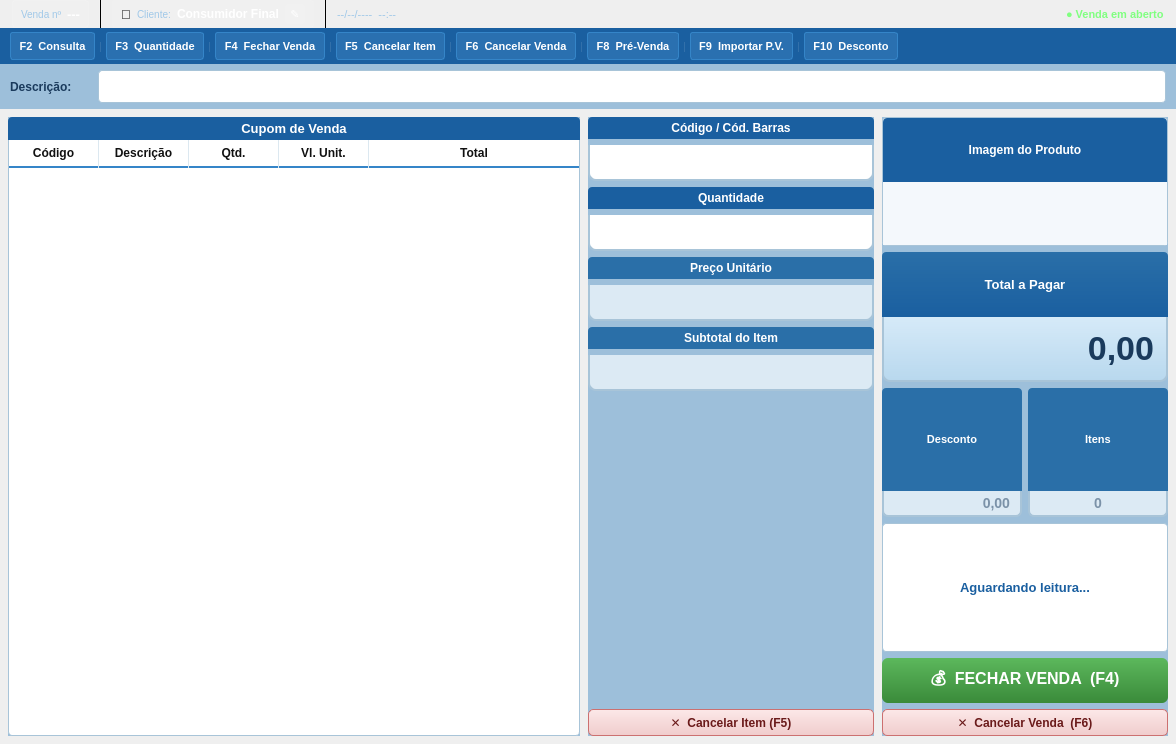
Qt form ui/venda/frente_venda.ui (iuryruansc/cspdv) before a commit.
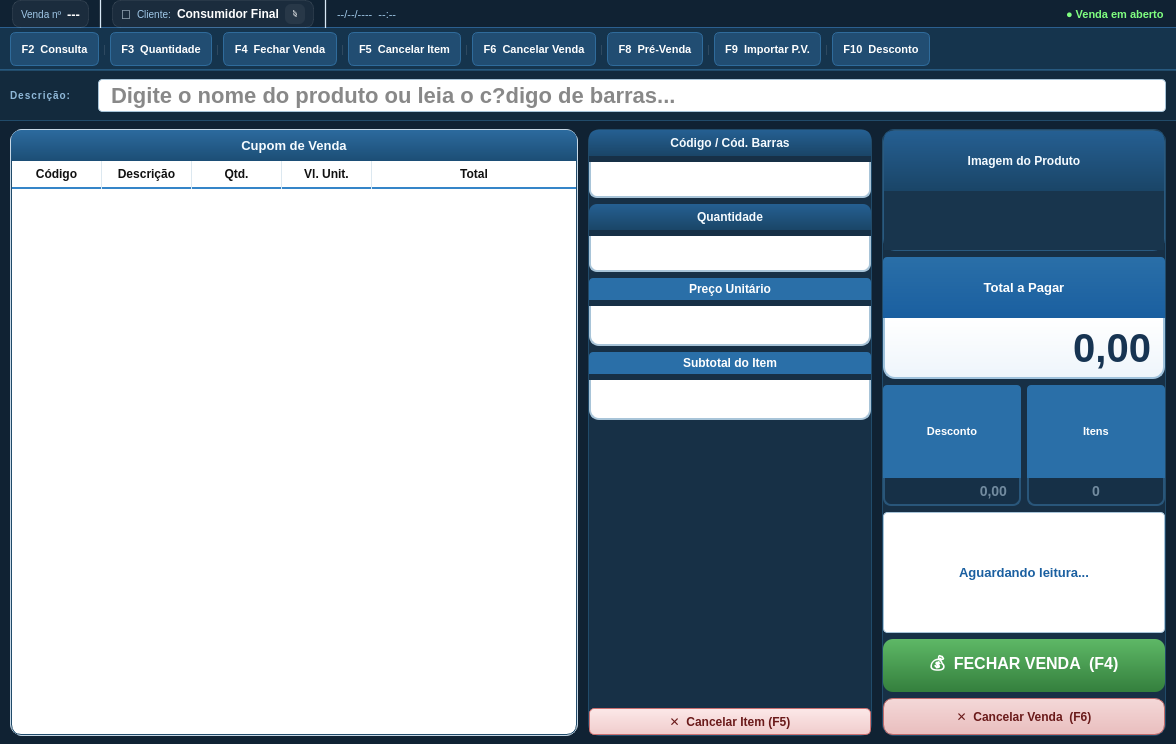
The same form after that commit.

Commit message: view para vendas

What changed in the file:
```diff
--- a/ui/venda/frente_venda.ui
+++ b/ui/venda/frente_venda.ui
@@ -14,7 +14,7 @@
    <string>CSPdv - Frente de Venda</string>
   </property>
   <property name="styleSheet">
-   <string notr="true">QWidget { font-family: Arial; }</string>
+   <string notr="true">QWidget { font-family: Arial; background-color: #102233; color: #d7e8f6; } QLabel { background-color: transparent; }</string>
   </property>
   <layout class="QVBoxLayout" name="mainVLayout">
    <property name="spacing">
@@ -40,7 +40,8 @@
       <string notr="true">
        QFrame#frameInfoVenda {
         background: qlineargradient(x1:0,y1:0,x2:0,y2:1,
-         stop:0 #3585c8, stop:1 #1a5fa0);
+         stop:0 #2f79bf, stop:1 #1c4f7c);
+        border-bottom: 1px solid #2b5f8f;
        }
       </string>
      </property>
@@ -54,7 +55,7 @@
       <!-- Número da venda -->
       <item>
        <widget class="QFrame" name="frameNumVenda">
-        <property name="styleSheet"><string notr="true">QFrame#frameNumVenda{background-color:rgba(255,255,255,15);border:1px solid rgba(255,255,255,30);border-radius:3px;}</string></property>
+        <property name="styleSheet"><string notr="true">QFrame#frameNumVenda{background-color:rgba(255,255,255,12);border:1px solid rgba(255,255,255,20);border-radius:8px;}</string></property>
         <layout class="QHBoxLayout" name="numVendaHL">
          <property name="spacing"><number>5</number></property>
          <property name="leftMargin"><number>8</number></property>
@@ -80,7 +81,7 @@
       <!-- Cliente associado -->
       <item>
        <widget class="QFrame" name="frameClienteVenda">
-        <property name="styleSheet"><string notr="true">QFrame#frameClienteVenda{background-color:rgba(255,255,255,10);border:1px solid rgba(255,255,255,20);border-radius:3px;}</string></property>
+        <property name="styleSheet"><string notr="true">QFrame#frameClienteVenda{background-color:rgba(255,255,255,12);border:1px solid rgba(255,255,255,20);border-radius:8px;}</string></property>
         <layout class="QHBoxLayout" name="clienteVendaHL">
          <property name="spacing"><number>6</number></property>
          <property name="leftMargin"><number>8</number></property>
@@ -95,7 +96,7 @@
            <property name="text"><string>&#9998;</string></property>
            <property name="minimumSize"><size><width>20</width><height>20</height></size></property>
            <property name="maximumSize"><size><width>20</width><height>20</height></size></property>
-           <property name="styleSheet"><string notr="true">QPushButton{background-color:rgba(255,255,255,15);color:white;font-size:11px;border:none;border-radius:3px;}QPushButton:hover{background-color:rgba(255,255,255,30);}QPushButton:pressed{background-color:rgba(255,255,255,10);}</string></property>
+           <property name="styleSheet"><string notr="true">QPushButton{background-color:rgba(255,255,255,14);color:white;font-size:11px;border:none;border-radius:6px;padding:3px 8px;}QPushButton:hover{background-color:rgba(255,255,255,24);}QPushButton:pressed{background-color:rgba(255,255,255,8);}</string></property>
           </widget>
          </item>
         </layout>
@@ -142,16 +143,16 @@
     <widget class="QFrame" name="frameAtalhos">
      <property name="styleSheet">
       <string notr="true">
-       QFrame#frameAtalhos { background-color: #1a5fa0; }
+       QFrame#frameAtalhos { background-color: #15344d; border-bottom: 1px solid #27597f; }
        QPushButton {
-        background-color: #2a70b0;
+        background-color: #214d72;
         color: white;
         font-size: 11px;
         font-weight: bold;
-        border: 1px solid #3585c8;
-        border-radius: 3px;
-        padding: 2px 8px;
-        min-height: 22px;
+        border: 1px solid #2f6b9b;
+        border-radius: 6px;
+        padding: 4px 10px;
+        min-height: 24px;
        }
        QPushButton:hover  { background-color: #3585c8; }
        QPushButton:pressed{ background-color: #1a5090; }
@@ -344,7 +345,7 @@
    <item>
     <widget class="QFrame" name="frameDescricao">
      <property name="styleSheet">
-      <string notr="true">QFrame#frameDescricao { background-color: #9dbfda; }</string>
+      <string notr="true">QFrame#frameDescricao { background-color: #132a3d; border-top: 1px solid #214b6a; border-bottom: 1px solid #214b6a; }</string>
      </property>
      <layout class="QHBoxLayout" name="descricaoHLayout">
       <property name="spacing">
@@ -354,18 +355,18 @@
        <number>10</number>
       </property>
       <property name="topMargin">
-       <number>6</number>
+       <number>8</number>
       </property>
       <property name="rightMargin">
        <number>10</number>
       </property>
       <property name="bottomMargin">
-       <number>6</number>
+       <number>8</number>
       </property>
       <item>
        <widget class="QLabel" name="lblDescricaoLabel">
         <property name="styleSheet">
-         <string notr="true">font-size:12px;font-weight:bold;color:#1a3a5c;min-width:80px;</string>
+         <string notr="true">font-size:10px;font-weight:bold;color:#8fb8d8;letter-spacing:1px;min-width:80px;</string>
         </property>
         <property name="text">
          <string>Descrição:</string>
@@ -374,6 +375,9 @@
       </item>
       <item>
        <widget class="QLineEdit" name="lineEditDescricaoProduto">
+        <property name="placeholderText">
+         <string>Digite o nome do produto ou leia o c?digo de barras...</string>
+        </property>
         <property name="styleSheet">
          <string notr="true">
           QLineEdit {
@@ -396,18 +400,18 @@
     </widget>
    </item>
    <item>
-    <layout class="QHBoxLayout" name="mainHLayout" stretch="2,1,1">
+    <layout class="QHBoxLayout" name="mainHLayout" stretch="6,3,3">
      <property name="spacing">
-      <number>8</number>
+      <number>10</number>
      </property>
      <property name="leftMargin">
-      <number>8</number>
+      <number>10</number>
      </property>
      <property name="topMargin">
       <number>8</number>
      </property>
      <property name="rightMargin">
-      <number>8</number>
+      <number>10</number>
      </property>
      <property name="bottomMargin">
       <number>8</number>
@@ -415,7 +419,7 @@
      <item>
       <widget class="QFrame" name="frameCupom">
        <property name="styleSheet">
-        <string notr="true">QFrame#frameCupom{background-color:#9dbfda;}</string>
+        <string notr="true">QFrame#frameCupom{background-color:#f7fbff;border:1px solid #c7d8e6;border-radius:12px;}</string>
        </property>
        <layout class="QVBoxLayout" name="cupomVLayout">
         <property name="spacing">
@@ -436,7 +440,7 @@
         <item>
          <widget class="QLabel" name="lblCupomHeader">
           <property name="styleSheet">
-           <string notr="true">QLabel{background-color:#1a5fa0;color:white;font-size:13px;font-weight:bold;padding:4px 8px;border-top-left-radius:4px;border-top-right-radius:4px;}</string>
+           <string notr="true">QLabel{background:qlineargradient(x1:0,y1:0,x2:0,y2:1,stop:0 #2c6a9e,stop:1 #1c4e75);color:#f5fbff;font-size:13px;font-weight:bold;padding:8px 12px;border-top-left-radius:10px;border-top-right-radius:10px;}</string>
           </property>
           <property name="text">
            <string>Cupom de Venda</string>
@@ -450,10 +454,10 @@
          <widget class="QTableWidget" name="tableCupom">
           <property name="styleSheet">
            <string notr="true">
-             QTableWidget{background-color:#ffffff;alternate-background-color:#f2f8fc;border:1px solid #a8c4d8;border-top:none;border-bottom-left-radius:4px;border-bottom-right-radius:4px;font-size:12px;gridline-color:#dce8f0;outline:0;}
-             QTableWidget::item{padding:3px 6px;color:#111111;}
-             QTableWidget::item:selected{background-color:#3585c8;color:#ffffff;}
-             QTableWidget::item:hover:!selected{background-color:#ddeef8;}
+             QTableWidget{background-color:#ffffff;alternate-background-color:#f5f9fc;border:1px solid #214b6a;border-top:none;border-bottom-left-radius:10px;border-bottom-right-radius:10px;font-size:12px;gridline-color:#d8e4ee;outline:0;color:#111111;}
+             QTableWidget::item{padding:4px 8px;color:#111111;}
+             QTableWidget::item:selected{background-color:#2a6fa8;color:#ffffff;}
+             QTableWidget::item:hover:!selected{background-color:#e8f2fa;}
              QHeaderView::section:horizontal{background-color:#ffffff;color:#111111;font-size:12px;font-weight:bold;padding:4px 6px;border:none;border-right:1px solid #dce8f0;border-bottom:2px solid #3585c8;}
              QHeaderView::section:horizontal:last{border-right:none;}
              QHeaderView::section:horizontal:checked{background-color:#ffffff;color:#111111;}
@@ -544,7 +548,7 @@
      <item>
       <widget class="QFrame" name="frameCampos">
        <property name="styleSheet">
-        <string notr="true">QFrame#frameCampos{background-color:#9dbfda;}</string>
+        <string notr="true">QFrame#frameCampos{background-color:#173046;border:1px solid #214b6a;border-radius:12px;}</string>
        </property>
        <layout class="QVBoxLayout" name="camposVLayout">
         <property name="spacing">
@@ -565,7 +569,7 @@
         <item>
          <widget class="QLabel" name="lblCodigoHeader">
           <property name="styleSheet">
-           <string notr="true">QLabel{background-color:#1a5fa0;color:white;font-weight:bold;font-size:12px;padding:4px 8px;border-top-left-radius:4px;border-top-right-radius:4px;}</string>
+           <string notr="true">QLabel{background:qlineargradient(x1:0,y1:0,x2:0,y2:1,stop:0 #255f92,stop:1 #1a4567);color:#f5fbff;font-weight:bold;font-size:12px;padding:6px 10px;border-top-left-radius:8px;border-top-right-radius:8px;}</string>
           </property>
           <property name="text">
            <string>Código / Cód. Barras</string>
@@ -592,7 +596,7 @@
         <item>
          <widget class="QLabel" name="lblQuantidadeHeader">
           <property name="styleSheet">
-           <string notr="true">QLabel{background-color:#1a5fa0;color:white;font-weight:bold;font-size:12px;padding:4px 8px;border-top-left-radius:4px;border-top-right-radius:4px;}</string>
+           <string notr="true">QLabel{background:qlineargradient(x1:0,y1:0,x2:0,y2:1,stop:0 #255f92,stop:1 #1a4567);color:#f5fbff;font-weight:bold;font-size:12px;padding:6px 10px;border-top-left-radius:8px;border-top-right-radius:8px;}</string>
           </property>
           <property name="text">
            <string>Quantidade</string>
@@ -633,8 +637,8 @@
          <widget class="QLineEdit" name="lineEditPrecoUnitario">
           <property name="styleSheet">
            <string notr="true">
-             QLineEdit{background-color:#dceaf4;border:2px solid #a8c4d8;border-top:none;border-bottom-left-radius:8px;border-bottom-right-radius:8px;font-size:20px;font-weight:bold;color:#1a3a5c;padding:4px 10px;}
-             QLineEdit:hover{background-color:#cfe0ee;border-color:#7aafc8;border-top:none;}
+             QLineEdit{background-color:#ffffff;border:2px solid #a8c4d8;border-top:none;border-bottom-left-radius:10px;border-bottom-right-radius:10px;font-size:20px;font-weight:bold;color:#1a1a1a;padding:6px 12px;}
+             QLineEdit:hover{background-color:#f7fbff;border-color:#7aafc8;border-top:none;}
             </string>
           </property>
           <property name="alignment">
@@ -662,8 +666,8 @@
          <widget class="QLineEdit" name="lineEditSubtotalItem">
           <property name="styleSheet">
            <string notr="true">
-             QLineEdit{background-color:#dceaf4;border:2px solid #a8c4d8;border-top:none;border-bottom-left-radius:8px;border-bottom-right-radius:8px;font-size:20px;font-weight:bold;color:#1a3a5c;padding:4px 10px;}
-             QLineEdit:hover{background-color:#cfe0ee;border-color:#7aafc8;border-top:none;}
+             QLineEdit{background-color:#ffffff;border:2px solid #a8c4d8;border-top:none;border-bottom-left-radius:10px;border-bottom-right-radius:10px;font-size:20px;font-weight:bold;color:#1a1a1a;padding:6px 12px;}
+             QLineEdit:hover{background-color:#f7fbff;border-color:#7aafc8;border-top:none;}
             </string>
           </property>
           <property name="alignment">
@@ -710,7 +714,7 @@
      <item>
       <widget class="QFrame" name="frameRightPanel">
        <property name="styleSheet">
-        <string notr="true">QFrame#frameRightPanel{background-color:#9dbfda;}</string>
+        <string notr="true">QFrame#frameRightPanel{background-color:#173046;border:1px solid #214b6a;border-radius:12px;}</string>
        </property>
        <layout class="QVBoxLayout" name="rightPanelVLayout">
         <property name="spacing">
@@ -731,7 +735,7 @@
         <item>
          <widget class="QFrame" name="frameImagem">
           <property name="styleSheet">
-           <string notr="true">QFrame#frameImagem{background-color:#ffffff;border:1px solid #a8c4d8;border-radius:4px;}</string>
+           <string notr="true">QFrame#frameImagem{background-color:#102233;border:1px solid #2a5a80;border-radius:12px;}</string>
           </property>
           <layout class="QVBoxLayout" name="imagemVLayout">
            <property name="spacing">
@@ -752,7 +756,7 @@
            <item>
             <widget class="QLabel" name="lblImagemHeader">
              <property name="styleSheet">
-              <string notr="true">QLabel{background-color:#1a5fa0;color:white;font-weight:bold;font-size:12px;padding:4px 8px;border-top-left-radius:4px;border-top-right-radius:4px;}</string>
+              <string notr="true">QLabel{background:qlineargradient(x1:0,y1:0,x2:0,y2:1,stop:0 #255f92,stop:1 #1a4567);color:#f5fbff;font-weight:bold;font-size:12px;padding:6px 10px;border-top-left-radius:8px;border-top-right-radius:8px;}</string>
              </property>
              <property name="text">
               <string>Imagem do Produto</string>
@@ -765,7 +769,7 @@
            <item>
             <widget class="QLabel" name="lblImagemProduto">
              <property name="styleSheet">
-              <string notr="true">QLabel{background-color:#f4f8fc;}</string>
+              <string notr="true">QLabel{background-color:#18354d;color:#8fb8d8;}</string>
              </property>
              <property name="text">
               <string/>
@@ -784,7 +788,7 @@
         <item>
          <widget class="QFrame" name="frameTotalAPagarGroup">
           <property name="styleSheet">
-           <string notr="true">QFrame#frameTotalAPagarGroup{background-color:#9dbfda;}</string>
+           <string notr="true">QFrame#frameTotalAPagarGroup{background-color:transparent;}</string>
           </property>
           <layout class="QVBoxLayout" name="totalAPagarGroupVLayout">
            <property name="spacing">
@@ -819,7 +823,7 @@
             <widget class="QFrame" name="frameTotalAPagar">
              <property name="styleSheet">
               <string notr="true">
-                QFrame#frameTotalAPagar{background:qlineargradient(x1:0,y1:0,x2:0,y2:1,stop:0 #d6eaf8,stop:1 #b8d8ee);border:2px solid #a8c4d8;border-top:none;border-bottom-left-radius:8px;border-bottom-right-radius:8px;}
+                QFrame#frameTotalAPagar{background:qlineargradient(x1:0,y1:0,x2:0,y2:1,stop:0 #ffffff,stop:1 #eef5fb);border:2px solid #9fc2dc;border-top:none;border-bottom-left-radius:12px;border-bottom-right-radius:12px;}
                </string>
              </property>
              <layout class="QHBoxLayout" name="totalAPagarHL">
@@ -838,7 +842,7 @@
               <item>
                <widget class="QLabel" name="lblTotalAPagarValor">
                 <property name="styleSheet">
-                 <string notr="true">font-size:34px;font-weight:bold;color:#1a3a5c;</string>
+                 <string notr="true">font-size:40px;font-weight:bold;color:#173452;</string>
                 </property>
                 <property name="text">
                  <string>0,00</string>
@@ -862,7 +866,7 @@
           <item>
            <widget class="QFrame" name="frameDescontoGroup">
             <property name="styleSheet">
-             <string notr="true">QFrame#frameDescontoGroup{background-color:#9dbfda;}</string>
+             <string notr="true">QFrame#frameDescontoGroup{background-color:transparent;}</string>
             </property>
             <layout class="QVBoxLayout" name="descontoGroupVL">
              <property name="spacing">
@@ -896,7 +900,7 @@
              <item>
               <widget class="QLineEdit" name="lineEditDesconto">
                <property name="styleSheet">
-                <string notr="true">QLineEdit{background-color:#dceaf4;border:2px solid #a8c4d8;border-top:none;border-bottom-left-radius:6px;border-bottom-right-radius:6px;font-size:14px;font-weight:bold;color:#1a3a5c;padding:3px 8px;}QLineEdit:hover{background-color:#cfe0ee;}</string>
+                <string notr="true">QLineEdit{background-color:#163047;border:2px solid #29567a;border-top:none;border-bottom-left-radius:8px;border-bottom-right-radius:8px;font-size:14px;font-weight:bold;color:#cde5f8;padding:4px 10px;}QLineEdit:hover{background-color:#193650;}</string>
                </property>
                <property name="alignment">
                 <set>Qt::AlignRight|Qt::AlignTrailing|Qt::AlignVCenter</set>
@@ -915,7 +919,7 @@
           <item>
            <widget class="QFrame" name="frameItensGroup">
             <property name="styleSheet">
-             <string notr="true">QFrame#frameItensGroup{background-color:#9dbfda;}</string>
+             <string notr="true">QFrame#frameItensGroup{background-color:transparent;}</string>
             </property>
             <layout class="QVBoxLayout" name="itensGroupVL">
              <property name="spacing">
@@ -949,7 +953,7 @@
              <item>
               <widget class="QLineEdit" name="lineEditTotalItens">
                <property name="styleSheet">
-                <string notr="true">QLineEdit{background-color:#dceaf4;border:2px solid #a8c4d8;border-top:none;border-bottom-left-radius:6px;border-bottom-right-radius:6px;font-size:14px;font-weight:bold;color:#1a3a5c;padding:3px 8px;}QLineEdit:hover{background-color:#cfe0ee;}</string>
+                <string notr="true">QLineEdit{background-color:#163047;border:2px solid #29567a;border-top:none;border-bottom-left-radius:8px;border-bottom-right-radius:8px;font-size:14px;font-weight:bold;color:#cde5f8;padding:4px 10px;}QLineEdit:hover{background-color:#193650;}</string>
                </property>
                <property name="alignment">
                 <set>Qt::AlignCenter</set>
@@ -994,7 +998,7 @@
          <widget class="QPushButton" name="btnFecharVenda">
           <property name="styleSheet">
            <string notr="true">
-             QPushButton{background:qlineargradient(x1:0,y1:0,x2:0,y2:1,stop:0 #5cb85c,stop:1 #3a8a3a);color:white;font-size:16px;font-weight:bold;border:none;border-radius:6px;padding:8px;}
+             QPushButton{background:qlineargradient(x1:0,y1:0,x2:0,y2:1,stop:0 #5eb866,stop:1 #347f3d);color:white;font-size:16px;font-weight:bold;border:none;border-radius:10px;padding:12px;}
              QPushButton:hover{background:qlineargradient(x1:0,y1:0,x2:0,y2:1,stop:0 #68c868,stop:1 #488a48);}
              QPushButton:pressed{background:qlineargradient(x1:0,y1:0,x2:0,y2:1,stop:0 #3a8a3a,stop:1 #286028);}
              QPushButton:disabled{background:#9dbfda;color:#c0d8ec;}
@@ -1012,7 +1016,7 @@
          <widget class="QPushButton" name="btnCancelarVenda">
           <property name="styleSheet">
            <string notr="true">
-             QPushButton{background:qlineargradient(x1:0,y1:0,x2:0,y2:1,stop:0 #fce8e8,stop:1 #f0cccc);color:#6a1a1a;font-size:12px;font-weight:bold;border:1px solid #cc7070;border-radius:5px;padding:5px;}
+             QPushButton{background:qlineargradient(x1:0,y1:0,x2:0,y2:1,stop:0 #f4d8d8,stop:1 #e9bebe);color:#6a1a1a;font-size:12px;font-weight:bold;border:1px solid #c06a6a;border-radius:10px;padding:10px;}
              QPushButton:hover{background:#f8d8d8;border-color:#aa4444;}
              QPushButton:pressed{background:#e8b8b8;}
             </string>
```
Left out of the diff: 8 changed lines with no effect on the pictures. The commit also changes 12 other files.
